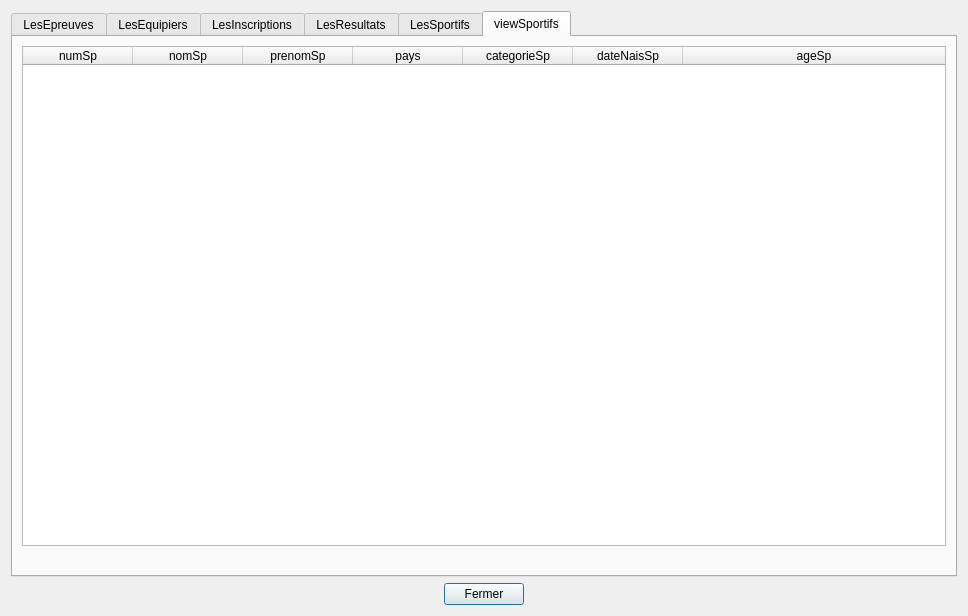
ELCALVO/CEBD_Project, file gui/tablesData.ui: the form before one commit.
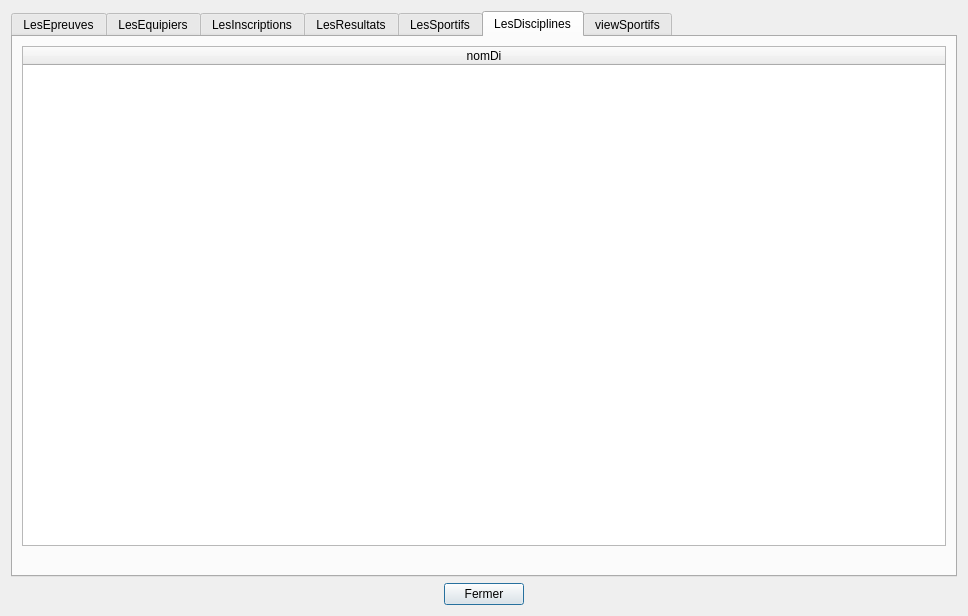
The form after the commit.

```diff
--- a/gui/tablesData.ui
+++ b/gui/tablesData.ui
@@ -507,6 +507,83 @@
        </item>
       </layout>
      </widget>
+     <widget class="QWidget" name="tabDisciplines">
+      <attribute name="title">
+       <string>LesDisciplines</string>
+      </attribute>
+      <layout class="QVBoxLayout" name="verticalLayout_3">
+       <item>
+        <widget class="QTableWidget" name="tableDisciplines">
+         <property name="sizePolicy">
+          <sizepolicy hsizetype="Expanding" vsizetype="Expanding">
+           <horstretch>0</horstretch>
+           <verstretch>0</verstretch>
+          </sizepolicy>
+         </property>
+         <property name="minimumSize">
+          <size>
+           <width>0</width>
+           <height>400</height>
+          </size>
+         </property>
+         <property name="baseSize">
+          <size>
+           <width>0</width>
+           <height>0</height>
+          </size>
+         </property>
+         <property name="layoutDirection">
+          <enum>Qt::LeftToRight</enum>
+         </property>
+         <property name="sizeAdjustPolicy">
+          <enum>QAbstractScrollArea::AdjustToContents</enum>
+         </property>
+         <property name="sortingEnabled">
+          <bool>true</bool>
+         </property>
+         <property name="rowCount">
+          <number>0</number>
+         </property>
+         <property name="columnCount">
+          <number>1</number>
+         </property>
+         <attribute name="horizontalHeaderCascadingSectionResizes">
+          <bool>false</bool>
+         </attribute>
+         <attribute name="horizontalHeaderDefaultSectionSize">
+          <number>150</number>
+         </attribute>
+         <attribute name="horizontalHeaderHighlightSections">
+          <bool>true</bool>
+         </attribute>
+         <attribute name="horizontalHeaderMinimumSectionSize">
+          <number>50</number>
+         </attribute>
+         <attribute name="horizontalHeaderShowSortIndicator" stdset="0">
+          <bool>true</bool>
+         </attribute>
+         <attribute name="horizontalHeaderStretchLastSection">
+          <bool>true</bool>
+         </attribute>
+         <attribute name="verticalHeaderVisible">
+          <bool>false</bool>
+         </attribute>
+         <column>
+          <property name="text">
+           <string>nomDi</string>
+          </property>
+         </column>
+        </widget>
+       </item>
+       <item>
+        <widget class="QLabel" name="label_disciplines">
+         <property name="text">
+          <string/>
+         </property>
+        </widget>
+       </item>
+      </layout>
+     </widget>
      <widget class="QWidget" name="vueSportifs">
       <attribute name="title">
        <string>viewSportifs</string>
```
Left out of the diff: 7 changed lines with no effect on the pictures.
